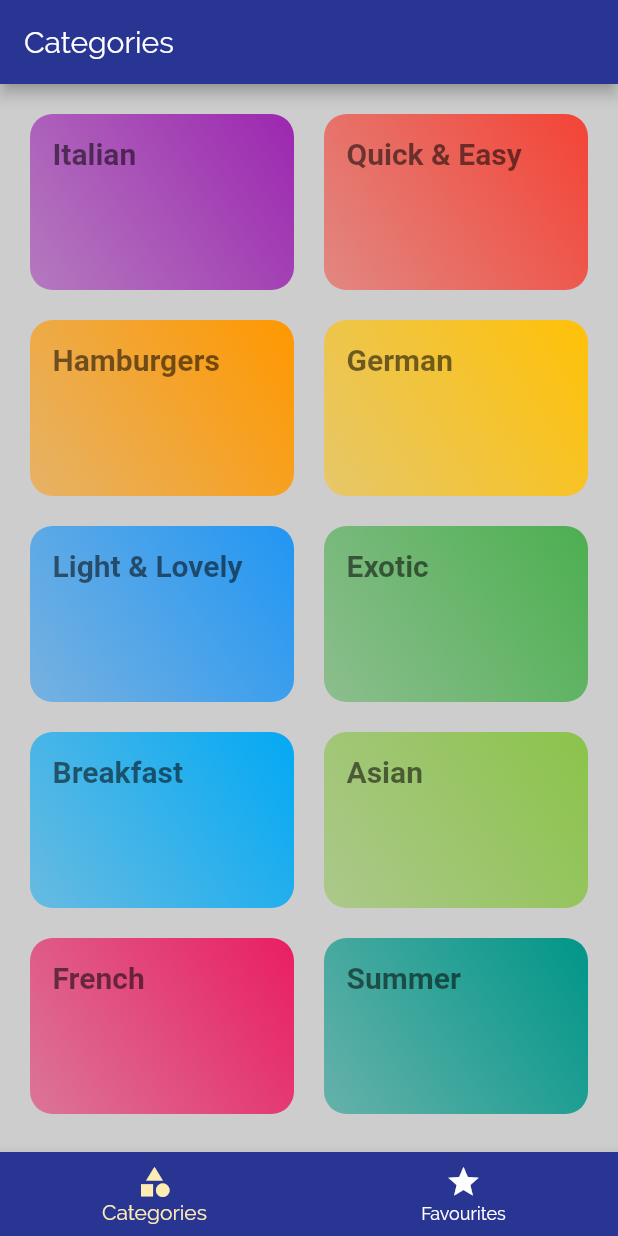
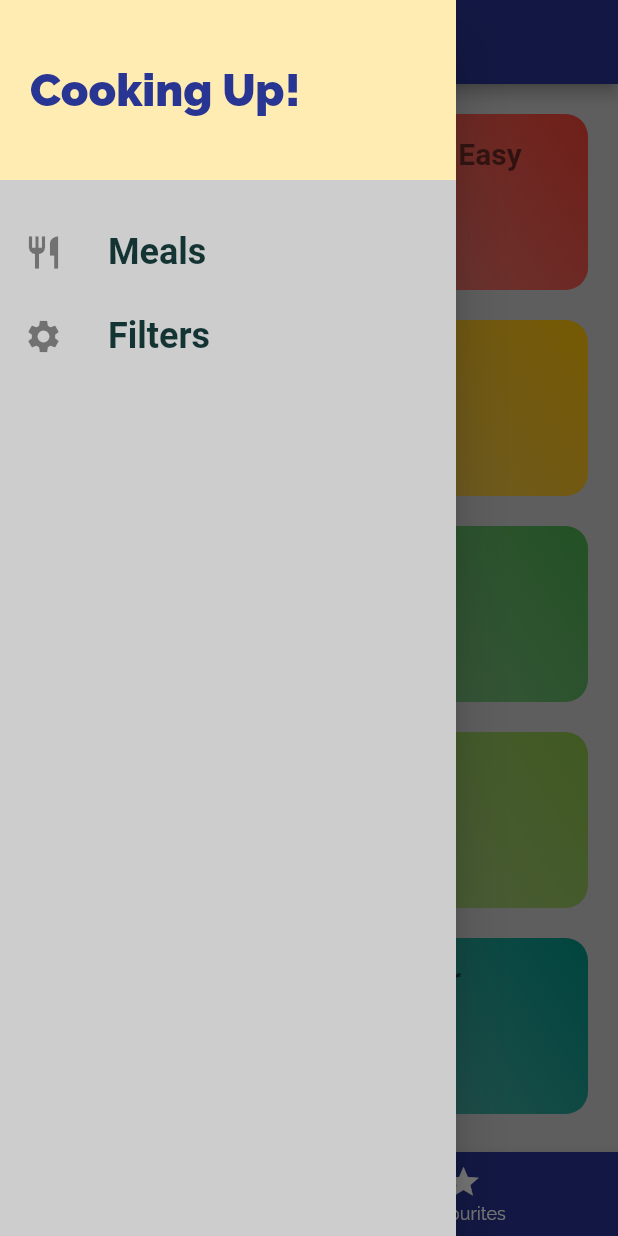
Before and after one commit to Jbhaliyan/the_foddie, a Flutter app: the screen it shows after launch, with the side drawer open (before the commit the screen has no drawer), on a phone screen of 412 x 824 dp. Run offline on Flutter 3.47's test engine with Material 2 defaults, Android fonts, the phone set to English and light mode, and no system bars; Roboto replaces fonts that are missing (RobotoCondensed).

Commit message:
added custom drawer

```diff
--- a/lib/main.dart
+++ b/lib/main.dart
@@ -1,5 +1,6 @@
 import 'package:flutter/material.dart';
 import 'package:the_foddie/screens/categoryMealsScreen.dart';
+import 'package:the_foddie/screens/filters_screen.dart';
 import 'package:the_foddie/screens/meal_detail.dart';
 import 'package:the_foddie/screens/tab_screen.dart';
 
@@ -40,6 +41,7 @@
         '/': (ctx) => TabsScreen(), //to route all the unnamed routes
         CategoryMealsScreen.routeName: (ctx) => CategoryMealsScreen(),
         MealDetailScreen.routeName: (ctx) => MealDetailScreen(),
+        FilterScreen.routeName: (ctx) => FilterScreen(),
       },
       //
       // onGenerateRoute: (settings) {
--- /dev/null
+++ b/lib/screens/filters_screen.dart
@@ -0,0 +1,12 @@
+import 'package:flutter/material.dart';
+
+class FilterScreen extends StatelessWidget {
+  // const FilterScreen({ Key? key }) : super(key: key);
+  static const routeName = '/filters';
+  @override
+  Widget build(BuildContext context) {
+    return Center(
+      child: Text('Filter Meals!!'),
+    );
+  }
+}
--- a/lib/screens/tab_screen.dart
+++ b/lib/screens/tab_screen.dart
@@ -1,6 +1,7 @@
 import 'package:flutter/material.dart';
 import 'package:the_foddie/screens/categories.dart';
 import 'package:the_foddie/screens/favourites_Screen.dart';
+import 'package:the_foddie/utilities/widgets/main_drawer.dart';
 
 class TabsScreen extends StatefulWidget {
   // const TabsScreen({ Key? key }) : super(key: key);
@@ -28,6 +29,7 @@
       appBar: AppBar(
         title: Text(_pages[_selectedPageIndex]['title']),
       ),
+      drawer: MainDrawer(),
       body: _pages[_selectedPageIndex]['page'],
       bottomNavigationBar: BottomNavigationBar(
         onTap: _selectPage,
--- /dev/null
+++ b/lib/utilities/widgets/main_drawer.dart
@@ -0,0 +1,52 @@
+import 'package:flutter/material.dart';
+import 'package:the_foddie/screens/filters_screen.dart';
+
+class MainDrawer extends StatelessWidget {
+  // const MainDrawer({ Key? key }) : super(key: key);
+  Widget buildListTile(String title, IconData icon, Function tapHandler) {
+    return ListTile(
+      leading: Icon(icon, size: 26),
+      title: Text(
+        title,
+        style: TextStyle(
+            fontFamily: 'RobotoCondensed',
+            fontSize: 24,
+            fontWeight: FontWeight.bold),
+      ),
+      onTap: tapHandler,
+    );
+  }
+
+  @override
+  Widget build(BuildContext context) {
+    return Drawer(
+      child: Column(
+        children: [
+          Container(
+            height: 120,
+            width: double.infinity,
+            padding: const EdgeInsets.all(20),
+            alignment: Alignment.centerLeft,
+            color: Theme.of(context).accentColor,
+            child: Text(
+              'Cooking Up!',
+              style: TextStyle(
+                  fontWeight: FontWeight.w900,
+                  fontSize: 30,
+                  color: Theme.of(context).primaryColor),
+            ),
+          ),
+          SizedBox(
+            height: 20,
+          ),
+          buildListTile('Meals', Icons.restaurant, () {
+            Navigator.of(context).pushNamed('/');
+          }),
+          buildListTile('Filters', Icons.settings, () {
+            Navigator.of(context).pushNamed(FilterScreen.routeName);
+          }),
+        ],
+      ),
+    );
+  }
+}
```
